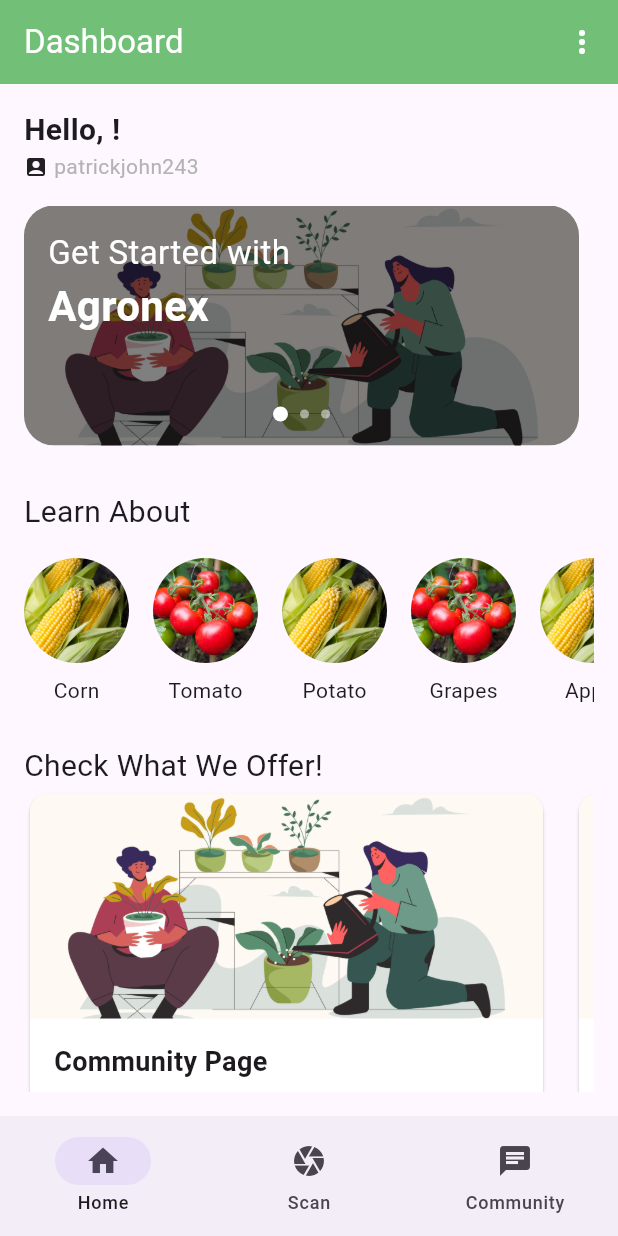
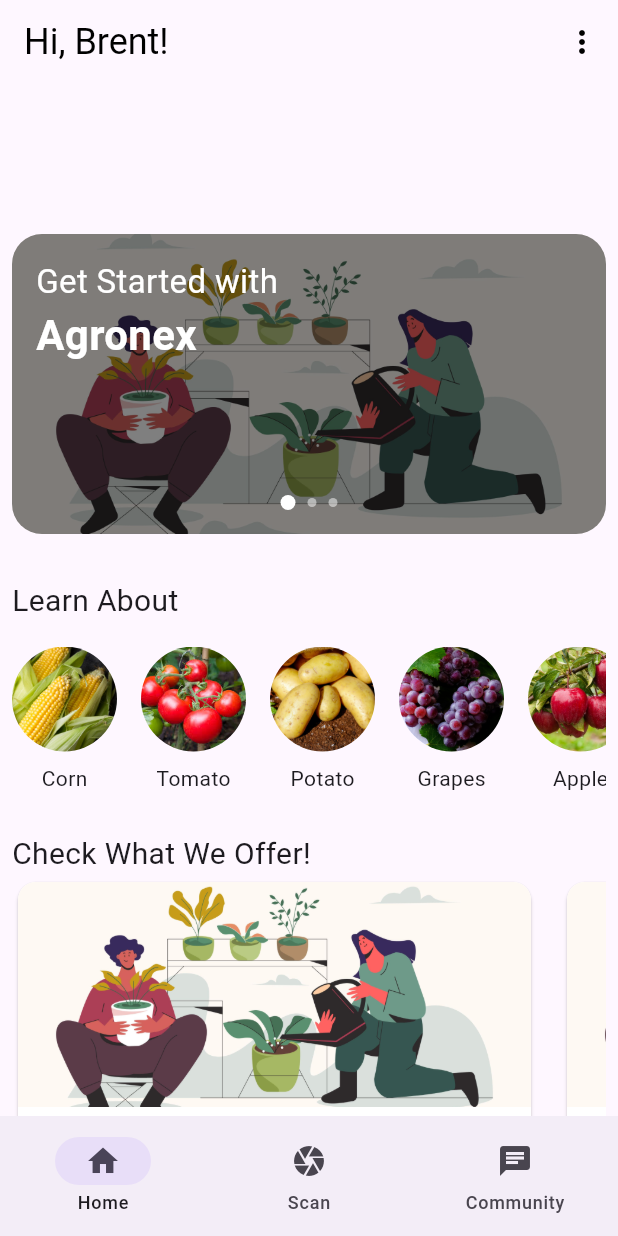
Before and after one commit to brentibanez331/plant-disease-thesis, a Flutter app: the Dashboard screen opened directly with empty values, on a phone screen of 412 x 824 dp. Run offline on Flutter 3.47's test engine with Material 3 defaults, Android fonts, the phone set to English and light mode, and no system bars; our stand-ins replace firebase_auth, firebase_core, flutter_dotenv, flutter_secure_storage, image_picker; accounts and stored records are empty; network calls fail; Roboto replaces fonts that are missing (InriaSerif-Regular).

Commit message:
feat(frontend): idk

```diff
--- a/lib/pages/dashboard.dart
+++ b/lib/pages/dashboard.dart
@@ -98,9 +98,12 @@
         child: Scaffold(
           appBar: AppBar(
               // automaticallyImplyLeading: false,
-              title: const Text("Dashboard"),
+              title: const Text(
+                "Hi, Brent!",
+                style: TextStyle(color: Colors.black, fontSize: 24),
+              ),
               foregroundColor: Colors.white,
-              backgroundColor: AppColors.secondary,
+              backgroundColor: Colors.transparent,
               actions: [
                 PopupMenuButton(
                   onSelected: (value) {
@@ -110,7 +113,10 @@
                       //_settings();
                     }
                   },
-                  icon: const Icon(Icons.more_vert),
+                  icon: const Icon(
+                    Icons.more_vert,
+                    color: Colors.black,
+                  ),
                   itemBuilder: (BuildContext context) {
                     return [
                       const PopupMenuItem(
--- a/lib/pages/home.dart
+++ b/lib/pages/home.dart
@@ -21,33 +21,19 @@
   Widget build(BuildContext context) {
     return Scaffold(
       body: Padding(
-        padding: const EdgeInsets.all(16),
+        padding: const EdgeInsets.symmetric(horizontal: 8),
         child: SingleChildScrollView(
           child: Column(
             crossAxisAlignment: CrossAxisAlignment.start,
             children: [
-              Text(
-                'Hello, ${widget.user.firstName}' "!",
-                style:
-                    const TextStyle(fontSize: 20, fontWeight: FontWeight.bold),
-              ),
-              const Row(
-                children: [
-                  Icon(
-                    Icons.account_box_rounded,
-                    size: 16,
-                  ),
-                  SizedBox(
-                    width: 4,
-                  ),
-                  Text(
-                    "patrickjohn243",
-                    style: TextStyle(color: Color.fromARGB(255, 179, 179, 179)),
-                  ) //${widget.user.userName}
-                ],
-              ),
+              // Text(
+              //   'Hello, ${widget.user.firstName}' "!",
+              //   style:
+              //       const TextStyle(fontSize: 20, fontWeight: FontWeight.bold),
+              // ),
+
               const SizedBox(
-                height: 16,
+                height: 100,
               ),
               const CollectionButton(
                 imagePaths: [
@@ -84,9 +70,9 @@
               ], imagePaths: [
                 'img/corn.jpeg',
                 'img/tomato.jpeg',
-                'img/corn.jpeg',
-                'img/tomato.jpeg',
-                'img/corn.jpeg',
+                'img/potato.png',
+                'img/grapes.png',
+                'img/apples.png',
               ], foodNames: [
                 'Corn',
                 'Tomato',
--- a/lib/widgets/collectionWidgets.dart
+++ b/lib/widgets/collectionWidgets.dart
@@ -43,8 +43,8 @@
     }
 
     return Container(
-      width: 370,
-      height: 160,
+      width: double.infinity,
+      height: 200,
       decoration: const BoxDecoration(),
       child: ClipRRect(
         borderRadius: BorderRadius.circular(20),
--- a/pubspec.yaml
+++ b/pubspec.yaml
@@ -36,3 +36,6 @@
     - img/homepage.png
     - img/corn.jpeg
     - img/tomato.jpeg
+    - img/potato.png
+    - img/grapes.png
+    - img/apples.png
```
Also changed, not shown: img/apples.png (added), img/grapes.png (added), img/potato.png (added), pubspec.lock.
